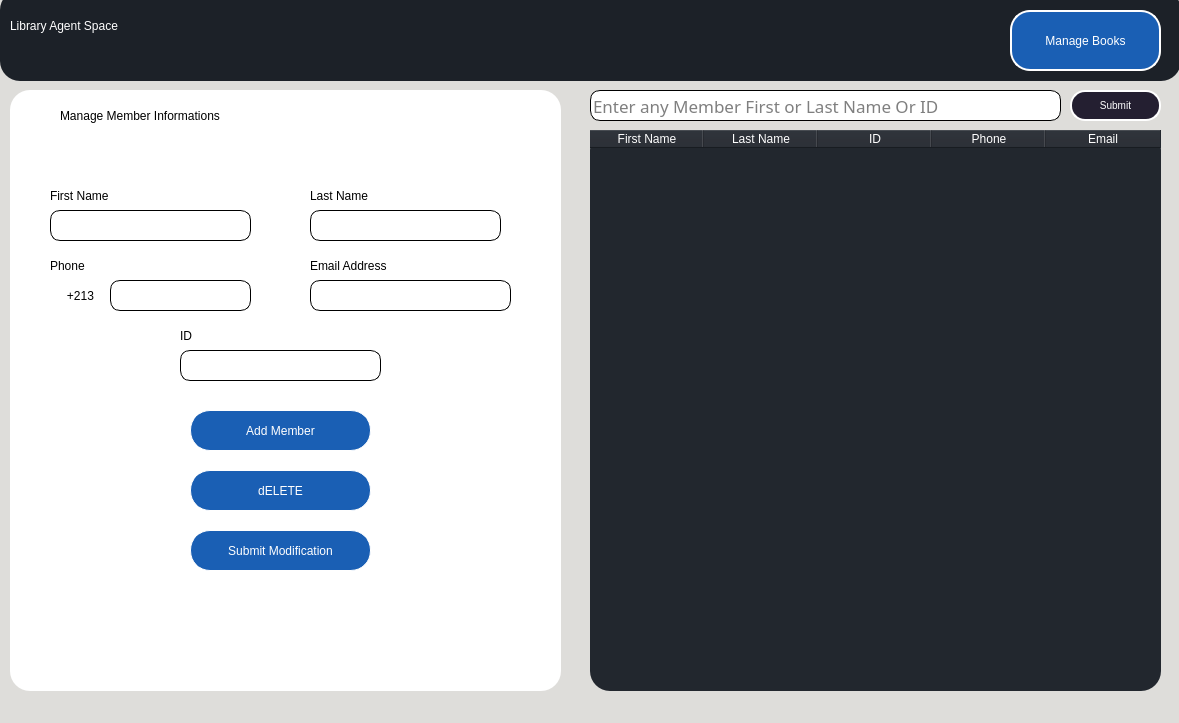
First picture: the form in Library Agent/Ui/Agent_members.ui, repository mohammedyazid/Library, before the edit.
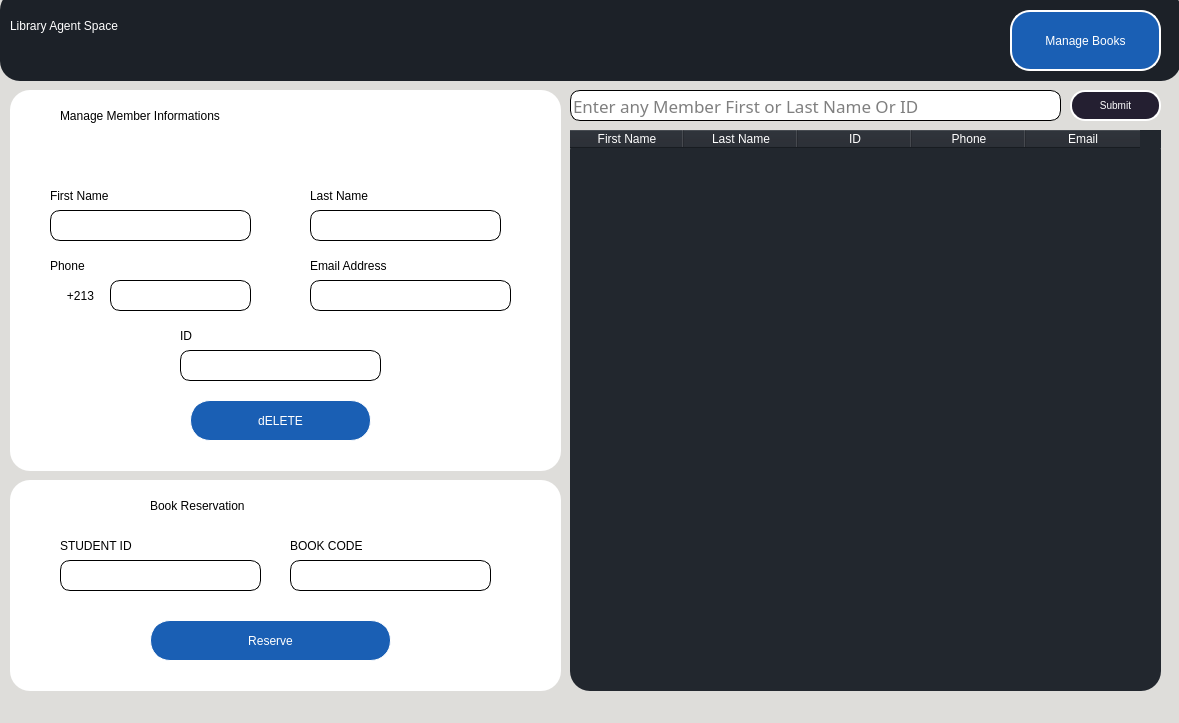
Second picture: the form after the edit. Icons and pictures are not drawn.

Patch:
```diff
--- a/Library Agent/Ui/Agent_members.ui
+++ b/Library Agent/Ui/Agent_members.ui
@@ -136,9 +136,9 @@
    <widget class="QTableWidget" name="Members_table">
     <property name="geometry">
      <rect>
-      <x>590</x>
+      <x>570</x>
       <y>130</y>
-      <width>571</width>
+      <width>591</width>
       <height>561</height>
      </rect>
     </property>
@@ -148,6 +148,9 @@
 border-radius: 20px;
 background-color: rgb(34, 39, 46);</string>
     </property>
+    <property name="lineWidth">
+     <number>25</number>
+    </property>
     <property name="editTriggers">
      <set>QAbstractItemView::NoEditTriggers</set>
     </property>
@@ -381,7 +384,7 @@
       <x>10</x>
       <y>90</y>
       <width>551</width>
-      <height>601</height>
+      <height>381</height>
      </rect>
     </property>
     <property name="styleSheet">
@@ -413,61 +416,11 @@
       <string>Manage Member Informations</string>
      </property>
     </widget>
-    <widget class="QPushButton" name="SUBMIT_MODIFICATION">
-     <property name="geometry">
-      <rect>
-       <x>180</x>
-       <y>440</y>
-       <width>181</width>
-       <height>41</height>
-      </rect>
-     </property>
-     <property name="styleSheet">
-      <string notr="true">
-QPushButton {
-	
-	background-color: rgb(26, 95, 180);
-    border: 1px solid white;
-    border-radius: 20px;
-    border-style: outset;
-    padding: 5px;
-    transition: all .5s ease;
-    color: white;
-    font-family:'Montserrat', sans-serif;
-    text-transform: uppercase;
-    text-align: center;
-    line-height: 1;
-    font-size: 12px;
-    padding: 10px;
-    outline: none;
-    
-    
-}
-QPushButton:hover {
-    color:rgb(0, 137, 236);;
-    background-color: white;;
-}
-</string>
-     </property>
-     <property name="text">
-      <string>Submit Modification</string>
-     </property>
-     <property name="icon">
-      <iconset>
-       <normaloff>Assets/write.png</normaloff>Assets/write.png</iconset>
-     </property>
-     <property name="iconSize">
-      <size>
-       <width>20</width>
-       <height>20</height>
-      </size>
-     </property>
-    </widget>
     <widget class="QPushButton" name="DELETE">
      <property name="geometry">
       <rect>
        <x>180</x>
-       <y>380</y>
+       <y>310</y>
        <width>181</width>
        <height>41</height>
       </rect>
@@ -504,57 +457,7 @@
      </property>
      <property name="icon">
       <iconset>
-       <normaloff>Assets/delete.png</normaloff>Assets/delete.png</iconset>
-     </property>
-     <property name="iconSize">
-      <size>
-       <width>20</width>
-       <height>20</height>
-      </size>
-     </property>
-    </widget>
-    <widget class="QPushButton" name="ADDMEMBER">
-     <property name="geometry">
-      <rect>
-       <x>180</x>
-       <y>320</y>
-       <width>181</width>
-       <height>41</height>
-      </rect>
-     </property>
-     <property name="styleSheet">
-      <string notr="true">
-QPushButton {
-	
-	background-color: rgb(26, 95, 180);
-    border: 1px solid white;
-    border-radius: 20px;
-    border-style: outset;
-    padding: 5px;
-    transition: all .5s ease;
-    color: white;
-    font-family:'Montserrat', sans-serif;
-    text-transform: uppercase;
-    text-align: center;
-    line-height: 1;
-    font-size: 12px;
-    padding: 10px;
-    outline: none;
-    
-    
-}
-QPushButton:hover {
-    color:rgb(0, 137, 236);;
-    background-color: white;;
-}
-</string>
-     </property>
-     <property name="text">
-      <string>Add Member</string>
-     </property>
-     <property name="icon">
-      <iconset>
-       <normaloff>Assets/add-user.png</normaloff>Assets/add-user.png</iconset>
+       <normaloff>../../../../../.designer/backup/Assets/delete.png</normaloff>../../../../../.designer/backup/Assets/delete.png</iconset>
      </property>
      <property name="iconSize">
       <size>
@@ -723,9 +626,9 @@
    <widget class="QLineEdit" name="SEARCH_FIELD">
     <property name="geometry">
      <rect>
-      <x>590</x>
+      <x>570</x>
       <y>90</y>
-      <width>471</width>
+      <width>491</width>
       <height>31</height>
      </rect>
     </property>
@@ -818,6 +721,225 @@
      </size>
     </property>
    </widget>
+   <widget class="QFrame" name="frame_16">
+    <property name="geometry">
+     <rect>
+      <x>10</x>
+      <y>480</y>
+      <width>551</width>
+      <height>211</height>
+     </rect>
+    </property>
+    <property name="styleSheet">
+     <string notr="true">border: 1px;
+border-radius: 20px;
+background-color: white;</string>
+    </property>
+    <property name="frameShape">
+     <enum>QFrame::StyledPanel</enum>
+    </property>
+    <property name="frameShadow">
+     <enum>QFrame::Raised</enum>
+    </property>
+    <widget class="QPushButton" name="RESERVE_3">
+     <property name="geometry">
+      <rect>
+       <x>140</x>
+       <y>140</y>
+       <width>241</width>
+       <height>41</height>
+      </rect>
+     </property>
+     <property name="styleSheet">
+      <string notr="true">
+QPushButton {
+	
+	background-color: rgb(26, 95, 180);
+    border: 1px solid white;
+    border-radius: 20px;
+    border-style: outset;
+    padding: 5px;
+    transition: all .5s ease;
+    color: white;
+    font-family:'Montserrat', sans-serif;
+    text-transform: uppercase;
+    text-align: center;
+    line-height: 1;
+    font-size: 12px;
+    padding: 10px;
+    outline: none;
+    
+    
+}
+QPushButton:hover {
+    color:rgb(0, 137, 236);;
+    background-color: white;;
+}
+</string>
+     </property>
+     <property name="text">
+      <string>Reserve</string>
+     </property>
+     <property name="icon">
+      <iconset>
+       <normaloff>../../../../../.designer/backup/Assets/write.png</normaloff>../../../../../.designer/backup/Assets/write.png</iconset>
+     </property>
+     <property name="iconSize">
+      <size>
+       <width>20</width>
+       <height>20</height>
+      </size>
+     </property>
+    </widget>
+    <widget class="QLineEdit" name="STUDENTID">
+     <property name="geometry">
+      <rect>
+       <x>50</x>
+       <y>80</y>
+       <width>201</width>
+       <height>31</height>
+      </rect>
+     </property>
+     <property name="font">
+      <font>
+       <family>Ubuntu Mono</family>
+       <pointsize>13</pointsize>
+       <weight>9</weight>
+       <italic>false</italic>
+       <bold>false</bold>
+      </font>
+     </property>
+     <property name="styleSheet">
+      <string notr="true">background-color: white;
+border-style: solid;
+border-width: 1px;
+border-color:black;
+border-radius: 10px;
+font: 75 13pt &quot;Ubuntu Mono&quot;;
+
+
+</string>
+     </property>
+     <property name="maxLength">
+      <number>10</number>
+     </property>
+     <property name="echoMode">
+      <enum>QLineEdit::Normal</enum>
+     </property>
+     <property name="dragEnabled">
+      <bool>true</bool>
+     </property>
+     <property name="placeholderText">
+      <string/>
+     </property>
+     <property name="cursorMoveStyle">
+      <enum>Qt::LogicalMoveStyle</enum>
+     </property>
+     <property name="clearButtonEnabled">
+      <bool>true</bool>
+     </property>
+    </widget>
+    <widget class="QLineEdit" name="BOOKCODE">
+     <property name="geometry">
+      <rect>
+       <x>280</x>
+       <y>80</y>
+       <width>201</width>
+       <height>31</height>
+      </rect>
+     </property>
+     <property name="font">
+      <font>
+       <family>Ubuntu Mono</family>
+       <pointsize>13</pointsize>
+       <weight>9</weight>
+       <italic>false</italic>
+       <bold>false</bold>
+      </font>
+     </property>
+     <property name="styleSheet">
+      <string notr="true">background-color: white;
+border-style: solid;
+border-width: 1px;
+border-color:black;
+border-radius: 10px;
+font: 75 13pt &quot;Ubuntu Mono&quot;;
+
+
+</string>
+     </property>
+     <property name="maxLength">
+      <number>9999</number>
+     </property>
+     <property name="echoMode">
+      <enum>QLineEdit::Normal</enum>
+     </property>
+     <property name="dragEnabled">
+      <bool>true</bool>
+     </property>
+     <property name="placeholderText">
+      <string/>
+     </property>
+     <property name="cursorMoveStyle">
+      <enum>Qt::LogicalMoveStyle</enum>
+     </property>
+     <property name="clearButtonEnabled">
+      <bool>true</bool>
+     </property>
+    </widget>
+    <widget class="QLabel" name="label23_10">
+     <property name="geometry">
+      <rect>
+       <x>50</x>
+       <y>50</y>
+       <width>121</width>
+       <height>31</height>
+      </rect>
+     </property>
+     <property name="styleSheet">
+      <string notr="true">font: 75 16pt &quot;Ubuntu&quot;;
+background-color: rgba(65, 191, 64, 0);</string>
+     </property>
+     <property name="text">
+      <string>STUDENT ID</string>
+     </property>
+    </widget>
+    <widget class="QLabel" name="label23_11">
+     <property name="geometry">
+      <rect>
+       <x>280</x>
+       <y>50</y>
+       <width>121</width>
+       <height>31</height>
+      </rect>
+     </property>
+     <property name="styleSheet">
+      <string notr="true">font: 75 16pt &quot;Ubuntu&quot;;
+background-color: rgba(65, 191, 64, 0);</string>
+     </property>
+     <property name="text">
+      <string>BOOK CODE</string>
+     </property>
+    </widget>
+    <widget class="QLabel" name="label20_3">
+     <property name="geometry">
+      <rect>
+       <x>140</x>
+       <y>-10</y>
+       <width>251</width>
+       <height>71</height>
+      </rect>
+     </property>
+     <property name="styleSheet">
+      <string notr="true">font: 63 italic 22pt &quot;URW Bookman&quot;;
+color:black;
+background-color: rgba(28, 113, 216, 0);</string>
+     </property>
+     <property name="text">
+      <string>Book Reservation</string>
+     </property>
+    </widget>
+   </widget>
    <zorder>frame_15</zorder>
    <zorder>frame_5</zorder>
    <zorder>Members_table</zorder>
```
Left out of the diff: 15 changed lines with no effect on the pictures.
